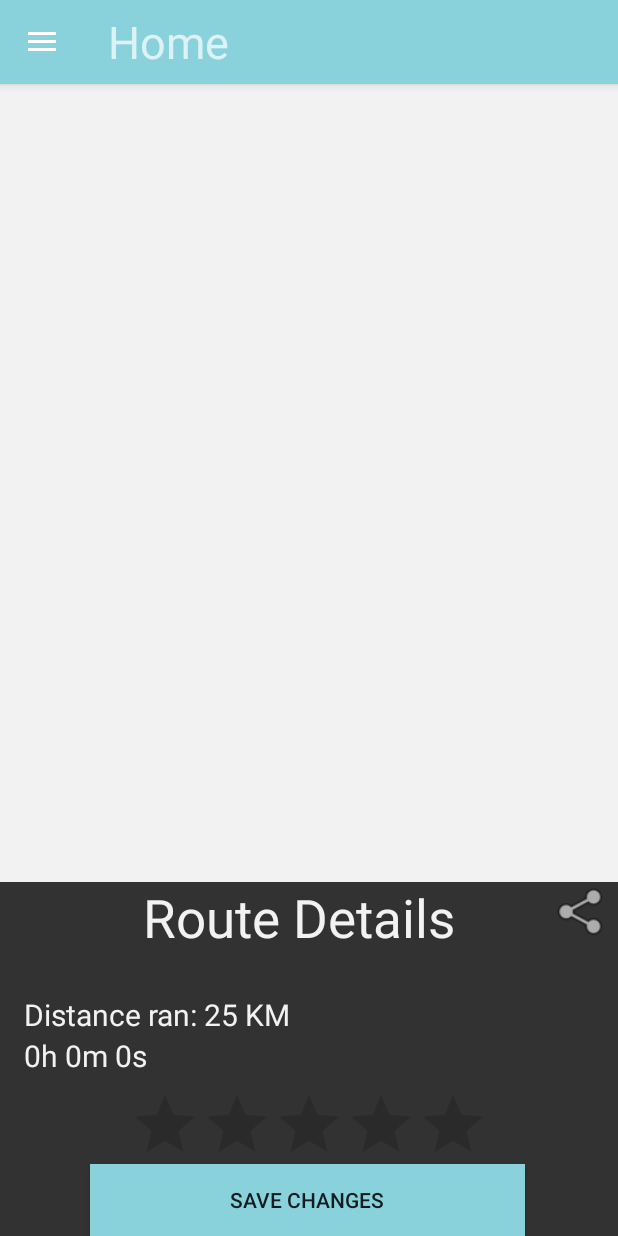
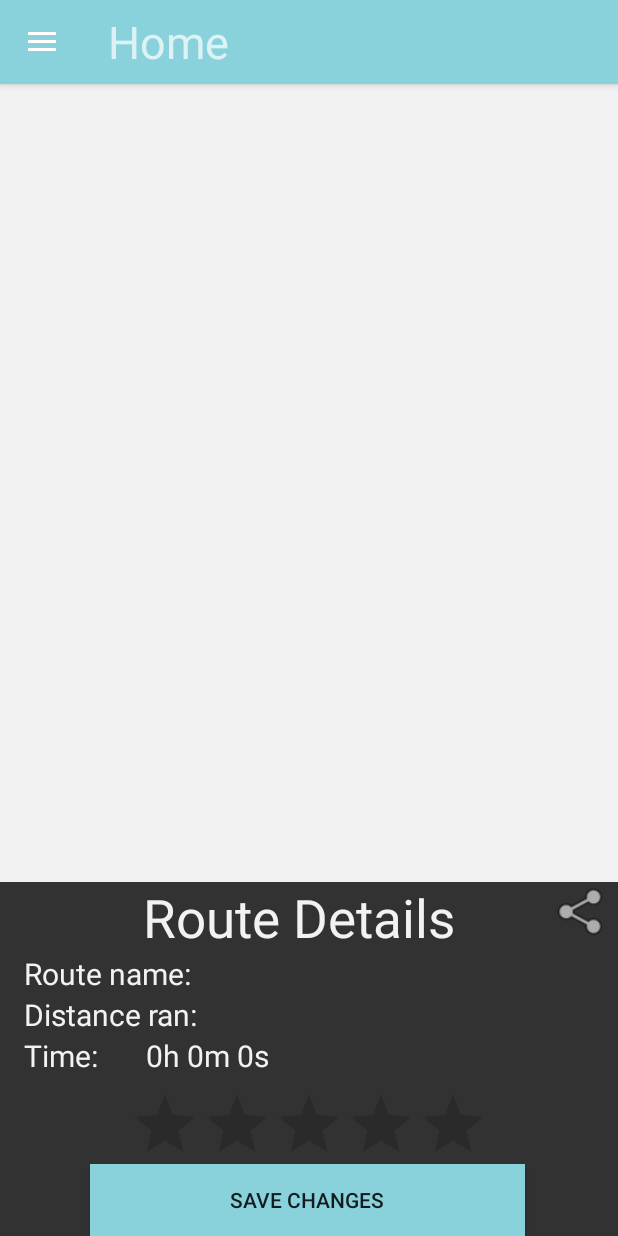
Before and after one commit to croustibzh/footMarker, an Android app: the fragment FragmentRouteDetails placed in its activity, on a phone screen of 412 x 824 dp. Run offline under Robolectric (Android 15) with nearby library versions, the phone set to English and light mode, and no system bars; 7 statements that could not run were skipped.

Commit message:
modified route details

```diff
--- a/app/src/main/res/layout/fragment_route_details.xml
+++ b/app/src/main/res/layout/fragment_route_details.xml
@@ -56,41 +56,80 @@
                 android:foreground="@android:drawable/ic_menu_share" />
         </LinearLayout>
 
+      <androidx.appcompat.widget.LinearLayoutCompat
+        android:layout_width="match_parent"
+        android:layout_height="wrap_content"
+        android:orientation="horizontal">
 
+        <TextView
+          android:layout_width="wrap_content"
+          android:layout_height="match_parent"
+          android:background="@color/blackFoot"
+          android:textSize="20sp"
+          android:paddingHorizontal="16dp"
+          android:textColor="@color/whiteFoot"
+          android:text="@string/txtName"/>
         <EditText
         android:id="@+id/edTName"
         android:layout_width="match_parent"
         android:layout_height="wrap_content"
         android:background="@color/blackFoot"
-        android:text="Name: Route #2"
         android:textSize="20sp"
+        android:paddingHorizontal="16dp"
         android:textColor="@color/whiteFoot"
-        app:layout_constraintBottom_toTopOf="@+id/txtVDist"
-        android:paddingHorizontal="16dp"/>
+        android:text=""
+        app:layout_constraintBottom_toTopOf="@+id/txtVDist"/>
+      </androidx.appcompat.widget.LinearLayoutCompat>
+      <androidx.appcompat.widget.LinearLayoutCompat
+        android:layout_width="match_parent"
+        android:layout_height="wrap_content"
+        android:orientation="horizontal">
+        <TextView
+          android:layout_width="wrap_content"
+          android:layout_height="match_parent"
+          android:background="@color/blackFoot"
+          android:textSize="20sp"
+          android:paddingHorizontal="16dp"
+          android:textColor="@color/whiteFoot"
+          android:text="@string/txtDist"/>
 
-    <TextView
+      <TextView
         android:id="@+id/txtVDist"
         android:layout_width="match_parent"
         android:layout_height="wrap_content"
         android:background="@color/blackFoot"
         android:textSize="20sp"
-        android:text="Distance ran: 25 KM"
+        android:text=""
         android:textColor="@color/whiteFoot"
         android:paddingHorizontal="16dp"
         app:layout_constraintBottom_toTopOf="@+id/txtVTime" />
+      </androidx.appcompat.widget.LinearLayoutCompat>
 
-    <TextView
+      <androidx.appcompat.widget.LinearLayoutCompat
+        android:layout_width="match_parent"
+        android:layout_height="wrap_content"
+        android:orientation="horizontal">
+        <TextView
+          android:layout_width="wrap_content"
+          android:layout_height="match_parent"
+          android:background="@color/blackFoot"
+          android:textSize="20sp"
+          android:paddingHorizontal="16dp"
+          android:textColor="@color/whiteFoot"
+          android:text="@string/txtTime"/>
+      <TextView
         android:id="@+id/txtVTime"
         android:layout_width="match_parent"
         android:layout_height="36dp"
         android:background="@color/blackFoot"
         android:textSize="20sp"
-        android:text="Time elapsed: 2 hours 30 minutes"
+        android:text=""
         android:textColor="@color/whiteFoot"
         android:paddingHorizontal="16dp"
         app:layout_constraintBottom_toTopOf="@+id/ratingBar" />
+      </androidx.appcompat.widget.LinearLayoutCompat>
 
-        <RatingBar
+      <RatingBar
             android:id="@+id/ratingBarDetail"
             android:layout_gravity="center"
             android:background="@color/blackFoot"
--- a/app/src/main/res/values/strings.xml
+++ b/app/src/main/res/values/strings.xml
@@ -29,7 +29,9 @@
     \nJeremy Li
     \nMorgan Ledot
     \nNorris Co</string>
-
+  <string name="txtName">Route name: </string>
+  <string name="txtDist">Distance ran: </string>
+  <string name="txtTime">Time: </string>
     <!-- TODO: Remove or change this placeholder text -->
     <string name="hello_blank_fragment">Hello blank fragment</string>
 </resources>
```
